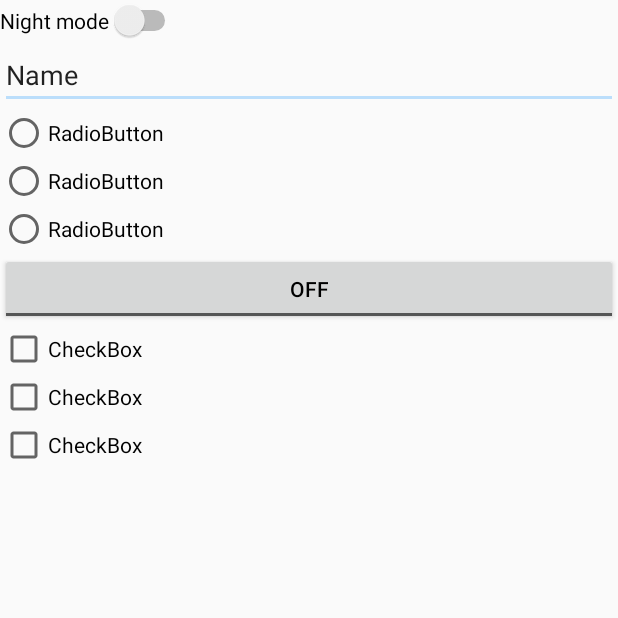
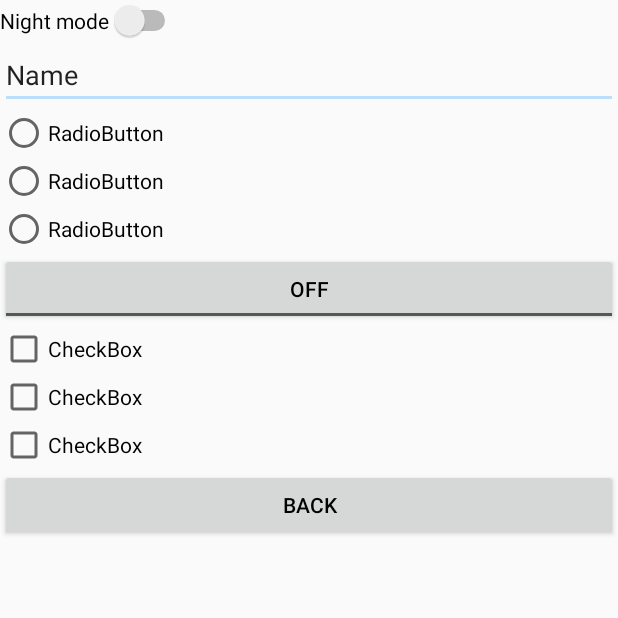
Before and after one commit to niww1919/AndroidBase, an Android app: the screen it shows after launch (SettingsOfApp), after a tap on an icon or button, on a phone screen of 412 x 824 dp, the top half of it. Run offline under Robolectric (Android 15) with nearby library versions, the phone set to English and light mode, and no system bars.

Commit message:
Home work 3.1

```diff
--- a/app/src/main/java/com/example/andoidbasecourse/MainActivity.java
+++ b/app/src/main/java/com/example/andoidbasecourse/MainActivity.java
@@ -7,7 +7,10 @@ import android.os.Bundle;
 import android.support.v7.app.AppCompatDelegate;
 import android.util.Log;
 import android.view.View;
+import android.widget.EditText;
 import android.widget.Switch;
+import android.widget.TextView;
+import android.widget.Toast;
 
 public class MainActivity extends AppCompatActivity {
     Switch aSwitch;
@@ -22,6 +25,7 @@ public class MainActivity extends AppCompatActivity {
 
         super.onCreate(savedInstanceState);
         setContentView(R.layout.activity_main);
+//        (TextView)findViewById(R.id.editText).setTextDirection(WetherSettings.getCityName().);
 
 //        aSwitch = findViewById(R.id.switch1);
 
@@ -58,32 +62,40 @@ public class MainActivity extends AppCompatActivity {
     @Override
     protected void onStart() {
         super.onStart();
-        Log.i(TAG, "onStart");
-    }
-
-    @Override
-    protected void onStop() {
-        super.onStop();
-        Log.i(TAG, "onStop");
-    }
-
-    @Override
-    protected void onDestroy() {
-        super.onDestroy();
-        Log.i(TAG, "onDestroy");
-
-    }
-
-    @Override
-    protected void onPause() {
-        super.onPause();
-        Log.i(TAG, "onPause");
-
+        Toast.makeText(this, "onStart", Toast.LENGTH_SHORT).show();
     }
 
     @Override
     protected void onResume() {
         super.onResume();
-        Log.i(TAG, "onResume");
+        Toast.makeText(this, "onResume", Toast.LENGTH_SHORT).show();
+
+    }
+    @Override
+    protected void onPause() {
+        super.onPause();
+        Toast.makeText(this, "onPause", Toast.LENGTH_SHORT).show();
+
+    }
+    @Override
+    protected void onStop() {
+        super.onStop();
+        Toast.makeText(this, "onStop", Toast.LENGTH_SHORT).show();
+
+    }
+
+
+    @Override
+    protected void onDestroy() {
+        super.onDestroy();
+        Toast.makeText(this, "onDestroy", Toast.LENGTH_SHORT).show();
+
+    }
+
+    @Override
+    protected void onRestart() {
+        super.onRestart();
+        Toast.makeText(this, "onRestart", Toast.LENGTH_SHORT).show();
+
     }
 }
--- a/app/src/main/res/layout/settings_of_app.xml
+++ b/app/src/main/res/layout/settings_of_app.xml
@@ -27,7 +27,6 @@
             android:layout_width="match_parent"
             android:layout_height="wrap_content"
             android:ems="10"
-            android:inputType="textPersonName"
             android:text="Name" />
 
         <RadioGroup
@@ -78,6 +77,15 @@
             android:layout_height="wrap_content"
             android:text="CheckBox" />
 
+        <Button
+            android:id="@+id/buttonBackOfSettings"
+            android:layout_width="match_parent"
+            android:layout_height="wrap_content"
+            android:layout_weight="1"
+            android:text="@string/back"
+
+            />
+
     </LinearLayout>
 
 </LinearLayout>
--- a/app/src/main/res/values/strings.xml
+++ b/app/src/main/res/values/strings.xml
@@ -20,4 +20,5 @@
     <string name="go_to_country_without_visa">Go to country without visa</string>
     <string name="settings">Settings</string>
     <string name="sing">!</string>
+    <string name="back">Back</string>
 </resources>
```
Also changed, not shown: app/src/main/java/com/example/andoidbasecourse/SettingsOfApp.java (+14 -0 lines), app/src/main/java/com/example/andoidbasecourse/WetherSettings.java (added, +27 -0 lines).
